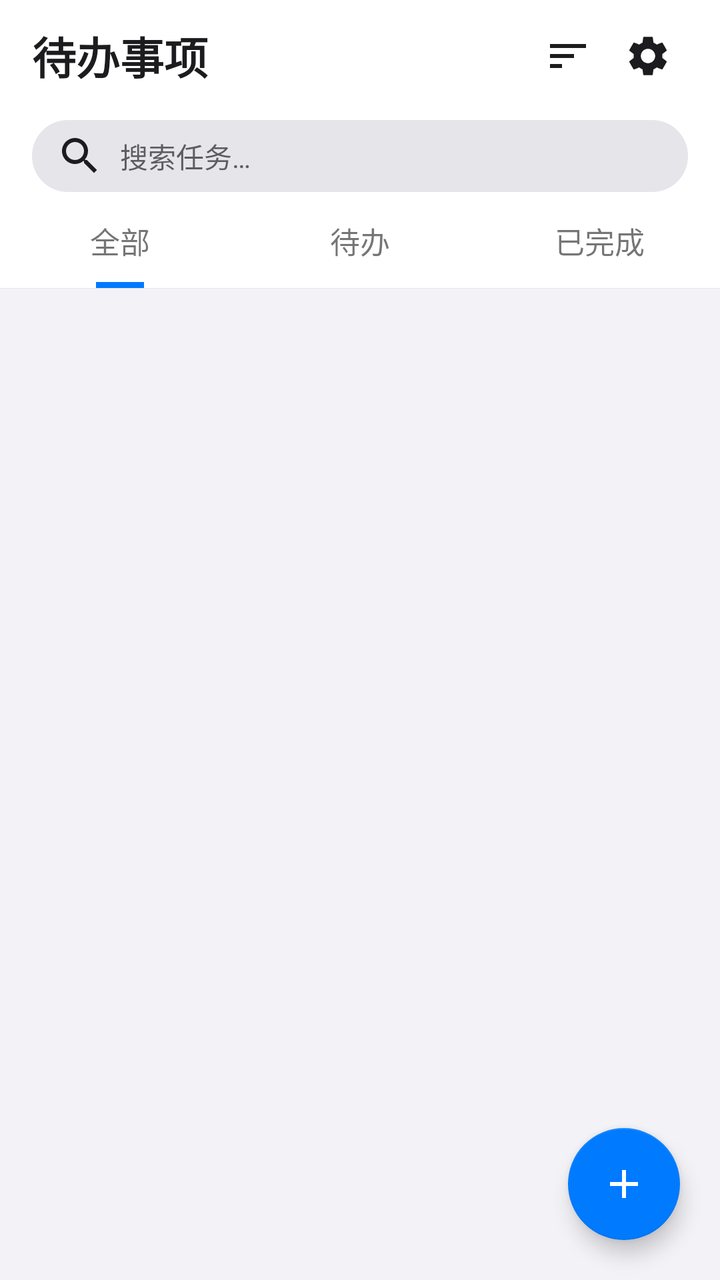
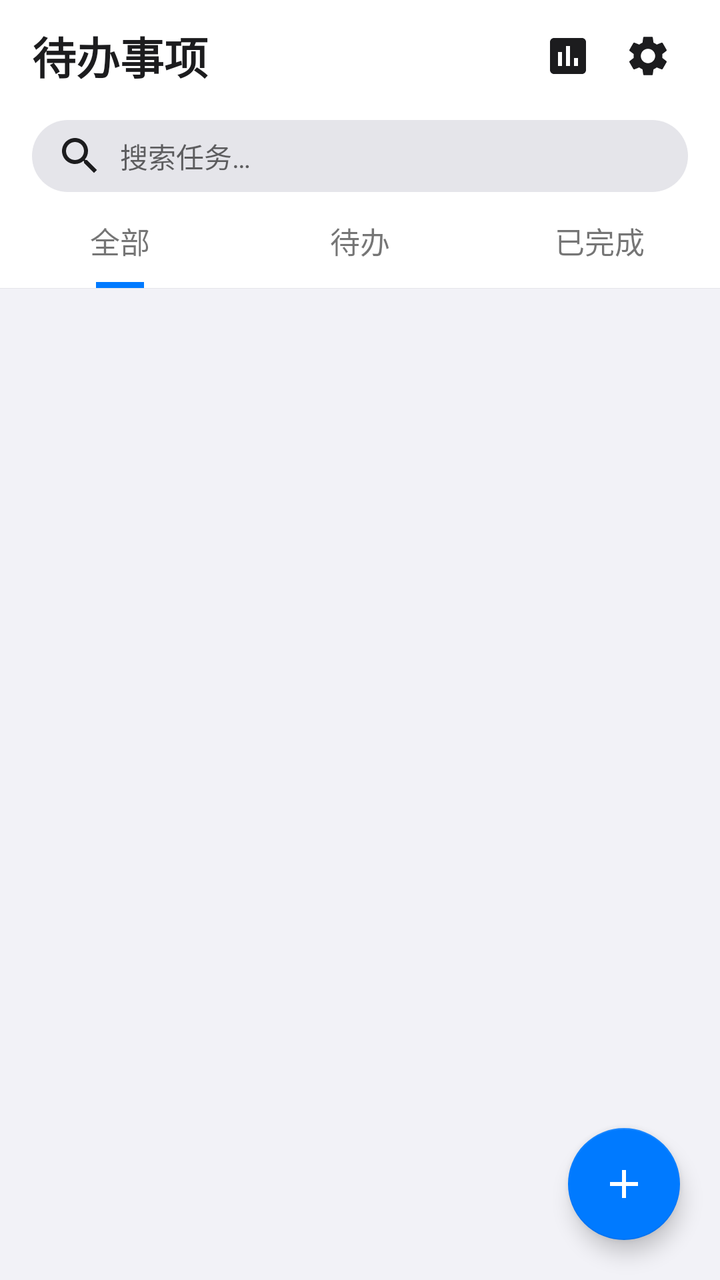

Two renders of the same Android screen: before a commit and after it. Below are the layout's source before the change and the commit's diff.
<!-- AndroidManifest.xml: application theme Theme.TodoApp -->
<!-- res/layout/activity_main.xml -->
<?xml version="1.0" encoding="utf-8"?>
<androidx.coordinatorlayout.widget.CoordinatorLayout xmlns:android="http://schemas.android.com/apk/res/android"
    xmlns:app="http://schemas.android.com/apk/res-auto"
    android:layout_width="match_parent"
    android:layout_height="match_parent"
    android:background="?attr/colorBackground">

    <androidx.constraintlayout.widget.ConstraintLayout
        android:layout_width="match_parent"
        android:layout_height="match_parent">

        
        <LinearLayout
            android:id="@+id/titleBar"
            android:layout_width="0dp"
            android:layout_height="56dp"
            android:gravity="center_vertical"
            android:orientation="horizontal"
            android:paddingHorizontal="16dp"
            android:background="?attr/colorSurface"
            app:layout_constraintEnd_toEndOf="parent"
            app:layout_constraintStart_toStartOf="parent"
            app:layout_constraintTop_toTopOf="parent">

            <TextView
                android:layout_width="0dp"
                android:layout_height="wrap_content"
                android:layout_weight="1"
                android:text="@string/app_name"
                android:textColor="?attr/colorOnSurface"
                android:textSize="22sp"
                android:textStyle="bold" />

            <ImageButton
                android:id="@+id/sortButton"
                android:layout_width="40dp"
                android:layout_height="40dp"
                android:background="?attr/selectableItemBackgroundBorderless"
                android:scaleType="centerInside"
                android:src="@drawable/ic_sort"
                android:contentDescription="排序" />

            <ImageButton
                android:id="@+id/settingsButton"
                android:layout_width="40dp"
                android:layout_height="40dp"
                android:background="?attr/selectableItemBackgroundBorderless"
                android:scaleType="centerInside"
                android:src="@drawable/ic_settings"
                android:contentDescription="设置" />
        </LinearLayout>

        
        <LinearLayout
            android:id="@+id/searchBar"
            android:layout_width="0dp"
            android:layout_height="44dp"
            android:gravity="center_vertical"
            android:orientation="horizontal"
            android:paddingHorizontal="16dp"
            android:background="?attr/colorSurface"
            app:layout_constraintEnd_toEndOf="parent"
            app:layout_constraintStart_toStartOf="parent"
            app:layout_constraintTop_toBottomOf="@id/titleBar">

            <EditText
                android:id="@+id/searchInput"
                android:layout_width="0dp"
                android:layout_height="36dp"
                android:layout_weight="1"
                android:background="@drawable/bg_search"
                android:drawablePadding="8dp"
                android:drawableStart="@drawable/ic_search"
                android:hint="搜索任务…"
                android:imeOptions="actionSearch"
                android:inputType="text"
                android:maxLines="1"
                android:paddingHorizontal="12dp"
                android:textColor="?attr/colorOnSurface"
                android:textSize="14sp" />

            <TextView
                android:id="@+id/searchClearBtn"
                android:layout_width="32dp"
                android:layout_height="32dp"
                android:gravity="center"
                android:text="✕"
                android:textColor="?attr/colorOnSurface"
                android:textSize="16sp"
                android:visibility="gone" />
        </LinearLayout>

        
        <LinearLayout
            android:id="@+id/statsContainer"
            android:layout_width="0dp"
            android:layout_height="36dp"
            android:gravity="center_vertical"
            android:orientation="horizontal"
            android:paddingHorizontal="16dp"
            android:visibility="gone"
            app:layout_constraintEnd_toEndOf="parent"
            app:layout_constraintStart_toStartOf="parent"
            app:layout_constraintTop_toBottomOf="@id/searchBar">

            <ProgressBar
                android:id="@+id/statsBar"
                style="?android:attr/progressBarStyleHorizontal"
                android:layout_width="0dp"
                android:layout_height="8dp"
                android:layout_weight="1"
                android:max="100"
                android:progressTint="@color/colorPrimary" />

            <TextView
                android:id="@+id/statsText"
                android:layout_width="wrap_content"
                android:layout_height="wrap_content"
                android:layout_marginStart="8dp"
                android:textColor="?attr/colorOnSurface"
                android:textSize="12sp" />
        </LinearLayout>

        
        <LinearLayout
            android:id="@+id/tabBar"
            android:layout_width="0dp"
            android:layout_height="44dp"
            android:gravity="center"
            android:orientation="horizontal"
            android:background="?attr/colorSurface"
            app:layout_constraintEnd_toEndOf="parent"
            app:layout_constraintStart_toStartOf="parent"
            app:layout_constraintTop_toBottomOf="@id/statsContainer">

            <LinearLayout
                android:layout_width="0dp"
                android:layout_height="match_parent"
                android:layout_weight="1"
                android:gravity="center"
                android:orientation="vertical">

                <TextView
                    android:id="@+id/tabAll"
                    android:layout_width="wrap_content"
                    android:layout_height="0dp"
                    android:layout_weight="1"
                    android:gravity="center"
                    android:text="@string/tab_all"
                    android:textSize="15sp" />

                <View
                    android:id="@+id/indicatorAll"
                    android:layout_width="24dp"
                    android:layout_height="3dp"
                    android:background="@color/colorPrimary"
                    android:visibility="visible" />
            </LinearLayout>

            <LinearLayout
                android:layout_width="0dp"
                android:layout_height="match_parent"
                android:layout_weight="1"
                android:gravity="center"
                android:orientation="vertical">

                <TextView
                    android:id="@+id/tabActive"
                    android:layout_width="wrap_content"
                    android:layout_height="0dp"
                    android:layout_weight="1"
                    android:gravity="center"
                    android:text="@string/tab_active"
                    android:textSize="15sp" />

                <View
                    android:id="@+id/indicatorActive"
                    android:layout_width="24dp"
                    android:layout_height="3dp"
                    android:background="@color/colorPrimary"
                    android:visibility="invisible" />
            </LinearLayout>

            <LinearLayout
                android:layout_width="0dp"
                android:layout_height="match_parent"
                android:layout_weight="1"
                android:gravity="center"
                android:orientation="vertical">

                <TextView
                    android:id="@+id/tabCompleted"
                    android:layout_width="wrap_content"
                    android:layout_height="0dp"
                    android:layout_weight="1"
                    android:gravity="center"
                    android:text="@string/tab_completed"
                    android:textSize="15sp" />

                <View
                    android:id="@+id/indicatorCompleted"
                    android:layout_width="24dp"
                    android:layout_height="3dp"
                    android:background="@color/colorPrimary"
                    android:visibility="invisible" />
            </LinearLayout>
        </LinearLayout>

        
        <View
            android:layout_width="0dp"
            android:layout_height="1px"
            android:background="@color/divider"
            app:layout_constraintEnd_toEndOf="parent"
            app:layout_constraintStart_toStartOf="parent"
            app:layout_constraintTop_toBottomOf="@id/tabBar" />

        
        <LinearLayout
            android:id="@+id/emptyView"
            android:layout_width="0dp"
            android:layout_height="0dp"
            android:gravity="center"
            android:orientation="vertical"
            android:visibility="gone"
            app:layout_constraintBottom_toBottomOf="parent"
            app:layout_constraintEnd_toEndOf="parent"
            app:layout_constraintStart_toStartOf="parent"
            app:layout_constraintTop_toBottomOf="@id/tabBar">

            <TextView
                android:id="@+id/emptyText"
                android:layout_width="wrap_content"
                android:layout_height="wrap_content"
                android:gravity="center"
                android:lineSpacingExtra="8dp"
                android:textColor="?attr/colorOnSurface"
                android:textSize="16sp" />
        </LinearLayout>

        
        <androidx.recyclerview.widget.RecyclerView
            android:id="@+id/recyclerView"
            android:layout_width="0dp"
            android:layout_height="0dp"
            android:clipToPadding="false"
            android:paddingTop="4dp"
            android:paddingBottom="80dp"
            app:layout_constraintBottom_toBottomOf="parent"
            app:layout_constraintEnd_toEndOf="parent"
            app:layout_constraintStart_toStartOf="parent"
            app:layout_constraintTop_toBottomOf="@id/tabBar" />

    </androidx.constraintlayout.widget.ConstraintLayout>

    
    <com.google.android.material.floatingactionbutton.FloatingActionButton
        android:id="@+id/fab"
        android:layout_width="wrap_content"
        android:layout_height="wrap_content"
        android:layout_gravity="end|bottom"
        android:layout_margin="20dp"
        android:contentDescription="添加"
        android:src="@drawable/ic_add"
        app:backgroundTint="@color/colorPrimary"
        app:tint="@android:color/white" />

</androidx.coordinatorlayout.widget.CoordinatorLayout>
<!-- resources referenced by this layout -->
<resources>
  <color name="colorPrimary">#007AFF</color>
  <color name="divider">#E5E5EA</color>
  <!-- drawable bg_search (drawable) -->
  <?xml version="1.0" encoding="utf-8"?>
  <shape xmlns:android="http://schemas.android.com/apk/res/android">
      <solid android:color="#E5E5EA" />
      <corners android:radius="18dp" />
  </shape>
  <!-- drawable ic_add (drawable) -->
  <?xml version="1.0" encoding="utf-8"?>
  <vector xmlns:android="http://schemas.android.com/apk/res/android"
      android:width="24dp"
      android:height="24dp"
      android:viewportWidth="24"
      android:viewportHeight="24"
      android:tint="@android:color/white">
      <path
          android:fillColor="#FFFFFF"
          android:pathData="M19,13h-6v6h-2v-6H5v-2h6V5h2v6h6v2z" />
  </vector>
  <!-- drawable ic_search (drawable) -->
  <?xml version="1.0" encoding="utf-8"?>
  <vector xmlns:android="http://schemas.android.com/apk/res/android"
      android:width="24dp"
      android:height="24dp"
      android:viewportWidth="24"
      android:viewportHeight="24"
      android:tint="?attr/colorOnSurface">
      <path
          android:fillColor="#FFFFFF"
          android:pathData="M15.5,14h-0.79l-0.28,-0.27C15.41,12.59 16,11.11 16,9.5 16,5.91 13.09,3 9.5,3S3,5.91 3,9.5 5.91,16 9.5,16c1.61,0 3.09,-0.59 4.23,-1.57l0.27,0.28v0.79l5,4.99L20.49,19l-4.99,-5zM9.5,14C7.01,14 5,11.99 5,9.5S7.01,5 9.5,5 14,7.01 14,9.5 11.99,14 9.5,14z" />
  </vector>
  <!-- drawable ic_sort (drawable) -->
  <?xml version="1.0" encoding="utf-8"?>
  <vector xmlns:android="http://schemas.android.com/apk/res/android"
      android:width="24dp"
      android:height="24dp"
      android:viewportWidth="24"
      android:viewportHeight="24"
      android:tint="?attr/colorOnSurface">
      <path
          android:fillColor="#FFFFFF"
          android:pathData="M3,18h6v-2H3v2zM3,6v2h18V6H3zM3,13h12v-2H3v2z" />
  </vector>
  <string name="app_name">待办事项</string>
  <string name="tab_active">待办</string>
  <string name="tab_all">全部</string>
  <string name="tab_completed">已完成</string>
  <style name="Theme.TodoApp" parent="Theme.MaterialComponents.Light.NoActionBar">
          <item name="colorPrimary">@color/colorPrimary</item>
          <item name="colorPrimaryVariant">@color/colorPrimaryDark</item>
          <item name="colorOnPrimary">@android:color/white</item>
          <item name="colorSecondary">@color/colorAccent</item>
          <item name="colorBackground">#F2F2F7</item>
          <item name="colorSurface">@android:color/white</item>
          <item name="colorOnSurface">#1C1C1E</item>
          <item name="android:statusBarColor">@android:color/white</item>
          <item name="android:navigationBarColor">@android:color/white</item>
          <item name="android:windowLightStatusBar">true</item>
      </style>
  <color name="colorPrimaryDark">#0066D6</color>
  <color name="colorAccent">#FF9500</color>
  <!-- unchanged entries left out for length: 1 -->
</resources>

<!-- the commit's change to res/layout/activity_main.xml (unified diff, before → after) -->
@@ -32,13 +32,13 @@
                 android:textStyle="bold" />
 
             <ImageButton
-                android:id="@+id/sortButton"
+                android:id="@+id/dashboardButton"
                 android:layout_width="40dp"
                 android:layout_height="40dp"
                 android:background="?attr/selectableItemBackgroundBorderless"
                 android:scaleType="centerInside"
-                android:src="@drawable/ic_sort"
-                android:contentDescription="排序" />
+                android:src="@drawable/ic_dashboard"
+                android:contentDescription="统计" />
 
             <ImageButton
                 android:id="@+id/settingsButton"
@@ -92,37 +92,6 @@
 
         
         <LinearLayout
-            android:id="@+id/statsContainer"
-            android:layout_width="0dp"
-            android:layout_height="36dp"
-            android:gravity="center_vertical"
-            android:orientation="horizontal"
-            android:paddingHorizontal="16dp"
-            android:visibility="gone"
-            app:layout_constraintEnd_toEndOf="parent"
-            app:layout_constraintStart_toStartOf="parent"
-            app:layout_constraintTop_toBottomOf="@id/searchBar">
-
-            <ProgressBar
-                android:id="@+id/statsBar"
-                style="?android:attr/progressBarStyleHorizontal"
-                android:layout_width="0dp"
-                android:layout_height="8dp"
-                android:layout_weight="1"
-                android:max="100"
-                android:progressTint="@color/colorPrimary" />
-
-            <TextView
-                android:id="@+id/statsText"
-                android:layout_width="wrap_content"
-                android:layout_height="wrap_content"
-                android:layout_marginStart="8dp"
-                android:textColor="?attr/colorOnSurface"
-                android:textSize="12sp" />
-        </LinearLayout>
-
-        
-        <LinearLayout
             android:id="@+id/tabBar"
             android:layout_width="0dp"
             android:layout_height="44dp"
@@ -131,7 +100,7 @@
             android:background="?attr/colorSurface"
             app:layout_constraintEnd_toEndOf="parent"
             app:layout_constraintStart_toStartOf="parent"
-            app:layout_constraintTop_toBottomOf="@id/statsContainer">
+            app:layout_constraintTop_toBottomOf="@id/searchBar">
 
             <LinearLayout
                 android:layout_width="0dp"
@@ -139,21 +108,11 @@
                 android:layout_weight="1"
                 android:gravity="center"
                 android:orientation="vertical">
-
-                <TextView
-                    android:id="@+id/tabAll"
-                    android:layout_width="wrap_content"
-                    android:layout_height="0dp"
-                    android:layout_weight="1"
-                    android:gravity="center"
-                    android:text="@string/tab_all"
-                    android:textSize="15sp" />
-
-                <View
-                    android:id="@+id/indicatorAll"
-                    android:layout_width="24dp"
-                    android:layout_height="3dp"
-                    android:background="@color/colorPrimary"
+                <TextView android:id="@+id/tabAll" android:layout_width="wrap_content"
+                    android:layout_height="0dp" android:layout_weight="1" android:gravity="center"
+                    android:text="@string/tab_all" android:textSize="15sp" />
+                <View android:id="@+id/indicatorAll" android:layout_width="24dp"
+                    android:layout_height="3dp" android:background="@color/colorPrimary"
                     android:visibility="visible" />
             </LinearLayout>
 
@@ -163,21 +122,11 @@
                 android:layout_weight="1"
                 android:gravity="center"
                 android:orientation="vertical">
-
-                <TextView
-                    android:id="@+id/tabActive"
-                    android:layout_width="wrap_content"
-                    android:layout_height="0dp"
-                    android:layout_weight="1"
-                    android:gravity="center"
-                    android:text="@string/tab_active"
-                    android:textSize="15sp" />
-
-                <View
-                    android:id="@+id/indicatorActive"
-                    android:layout_width="24dp"
-                    android:layout_height="3dp"
-                    android:background="@color/colorPrimary"
+                <TextView android:id="@+id/tabActive" android:layout_width="wrap_content"
+                    android:layout_height="0dp" android:layout_weight="1" android:gravity="center"
+                    android:text="@string/tab_active" android:textSize="15sp" />
+                <View android:id="@+id/indicatorActive" android:layout_width="24dp"
+                    android:layout_height="3dp" android:background="@color/colorPrimary"
                     android:visibility="invisible" />
             </LinearLayout>
 
@@ -187,29 +136,17 @@
                 android:layout_weight="1"
                 android:gravity="center"
                 android:orientation="vertical">
-
-                <TextView
-                    android:id="@+id/tabCompleted"
-                    android:layout_width="wrap_content"
-                    android:layout_height="0dp"
-                    android:layout_weight="1"
-                    android:gravity="center"
-                    android:text="@string/tab_completed"
-                    android:textSize="15sp" />
-
-                <View
-                    android:id="@+id/indicatorCompleted"
-                    android:layout_width="24dp"
-                    android:layout_height="3dp"
-                    android:background="@color/colorPrimary"
+                <TextView android:id="@+id/tabCompleted" android:layout_width="wrap_content"
+                    android:layout_height="0dp" android:layout_weight="1" android:gravity="center"
+                    android:text="@string/tab_completed" android:textSize="15sp" />
+                <View android:id="@+id/indicatorCompleted" android:layout_width="24dp"
+                    android:layout_height="3dp" android:background="@color/colorPrimary"
                     android:visibility="invisible" />
             </LinearLayout>
         </LinearLayout>
 
         
-        <View
-            android:layout_width="0dp"
-            android:layout_height="1px"
+        <View android:layout_width="0dp" android:layout_height="1px"
             android:background="@color/divider"
             app:layout_constraintEnd_toEndOf="parent"
             app:layout_constraintStart_toStartOf="parent"
@@ -218,34 +155,25 @@
         
         <LinearLayout
             android:id="@+id/emptyView"
-            android:layout_width="0dp"
-            android:layout_height="0dp"
-            android:gravity="center"
-            android:orientation="vertical"
+            android:layout_width="0dp" android:layout_height="0dp"
+            android:gravity="center" android:orientation="vertical"
             android:visibility="gone"
             app:layout_constraintBottom_toBottomOf="parent"
             app:layout_constraintEnd_toEndOf="parent"
             app:layout_constraintStart_toStartOf="parent"
             app:layout_constraintTop_toBottomOf="@id/tabBar">
-
-            <TextView
-                android:id="@+id/emptyText"
-                android:layout_width="wrap_content"
-                android:layout_height="wrap_content"
-                android:gravity="center"
-                android:lineSpacingExtra="8dp"
-                android:textColor="?attr/colorOnSurface"
+            <TextView android:id="@+id/emptyText" android:layout_width="wrap_content"
+                android:layout_height="wrap_content" android:gravity="center"
+                android:lineSpacingExtra="8dp" android:textColor="?attr/colorOnSurface"
                 android:textSize="16sp" />
         </LinearLayout>
 
         
         <androidx.recyclerview.widget.RecyclerView
             android:id="@+id/recyclerView"
-            android:layout_width="0dp"
-            android:layout_height="0dp"
+            android:layout_width="0dp" android:layout_height="0dp"
             android:clipToPadding="false"
-            android:paddingTop="4dp"
-            android:paddingBottom="80dp"
+            android:paddingTop="4dp" android:paddingBottom="80dp"
             app:layout_constraintBottom_toBottomOf="parent"
             app:layout_constraintEnd_toEndOf="parent"
             app:layout_constraintStart_toStartOf="parent"
@@ -256,13 +184,10 @@
     
     <com.google.android.material.floatingactionbutton.FloatingActionButton
         android:id="@+id/fab"
-        android:layout_width="wrap_content"
-        android:layout_height="wrap_content"
-        android:layout_gravity="end|bottom"
-        android:layout_margin="20dp"
+        android:layout_width="wrap_content" android:layout_height="wrap_content"
+        android:layout_gravity="end|bottom" android:layout_margin="20dp"
         android:contentDescription="添加"
         android:src="@drawable/ic_add"
-        app:backgroundTint="@color/colorPrimary"
-        app:tint="@android:color/white" />
+        app:backgroundTint="@color/colorPrimary" app:tint="@android:color/white" />
 
 </androidx.coordinatorlayout.widget.CoordinatorLayout>
<!-- resource entries referenced after the edit -->
@@ -20,6 +20,15 @@
           android:fillColor="#FFFFFF"
           android:pathData="M19,13h-6v6h-2v-6H5v-2h6V5h2v6h6v2z" />
   </vector>
+  <!-- drawable ic_dashboard (drawable) -->
+  <?xml version="1.0" encoding="utf-8"?>
+  <vector xmlns:android="http://schemas.android.com/apk/res/android"
+      android:width="24dp" android:height="24dp"
+      android:viewportWidth="24" android:viewportHeight="24"
+      android:tint="?attr/colorOnSurface">
+      <path android:fillColor="#FFFFFF"
+          android:pathData="M19,3H5c-1.1,0 -2,0.9 -2,2v14c0,1.1 0.9,2 2,2h14c1.1,0 2,-0.9 2,-2V5c0,-1.1 -0.9,-2 -2,-2zM9,17H7v-7h2v7zM13,17h-2V7h2v10zM17,17h-2v-4h2v4z" />
+  </vector>
   <!-- drawable ic_search (drawable) -->
   <?xml version="1.0" encoding="utf-8"?>
   <vector xmlns:android="http://schemas.android.com/apk/res/android"
@@ -31,18 +40,6 @@
       <path
           android:fillColor="#FFFFFF"
           android:pathData="M15.5,14h-0.79l-0.28,-0.27C15.41,12.59 16,11.11 16,9.5 16,5.91 13.09,3 9.5,3S3,5.91 3,9.5 5.91,16 9.5,16c1.61,0 3.09,-0.59 4.23,-1.57l0.27,0.28v0.79l5,4.99L20.49,19l-4.99,-5zM9.5,14C7.01,14 5,11.99 5,9.5S7.01,5 9.5,5 14,7.01 14,9.5 11.99,14 9.5,14z" />
-  </vector>
-  <!-- drawable ic_sort (drawable) -->
-  <?xml version="1.0" encoding="utf-8"?>
-  <vector xmlns:android="http://schemas.android.com/apk/res/android"
-      android:width="24dp"
-      android:height="24dp"
-      android:viewportWidth="24"
-      android:viewportHeight="24"
-      android:tint="?attr/colorOnSurface">
-      <path
-          android:fillColor="#FFFFFF"
-          android:pathData="M3,18h6v-2H3v2zM3,6v2h18V6H3zM3,13h12v-2H3v2z" />
   </vector>
   <string name="app_name">待办事项</string>
   <string name="tab_active">待办</string>
